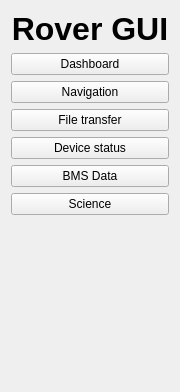
robotique-udes/rover, file rover_gui/ui/ui/SideBar.ui: the form before one commit; both pictures show x 0 to 180 and y 0 to 392 of the 180 by 794 pixel window.
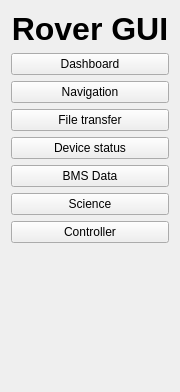
The form after the commit.

Commit message: add controller buton to sidebar

What changed in the file:
```diff
--- a/rover_gui/ui/ui/SideBar.ui
+++ b/rover_gui/ui/ui/SideBar.ui
@@ -87,6 +87,13 @@
        </property>
       </widget>
      </item>
+     <item>
+      <widget class="QPushButton" name="pb_controller">
+       <property name="text">
+        <string>Controller</string>
+       </property>
+      </widget>
+     </item>
      <item>
       <spacer name="verticalSpacer">
        <property name="orientation">
```
